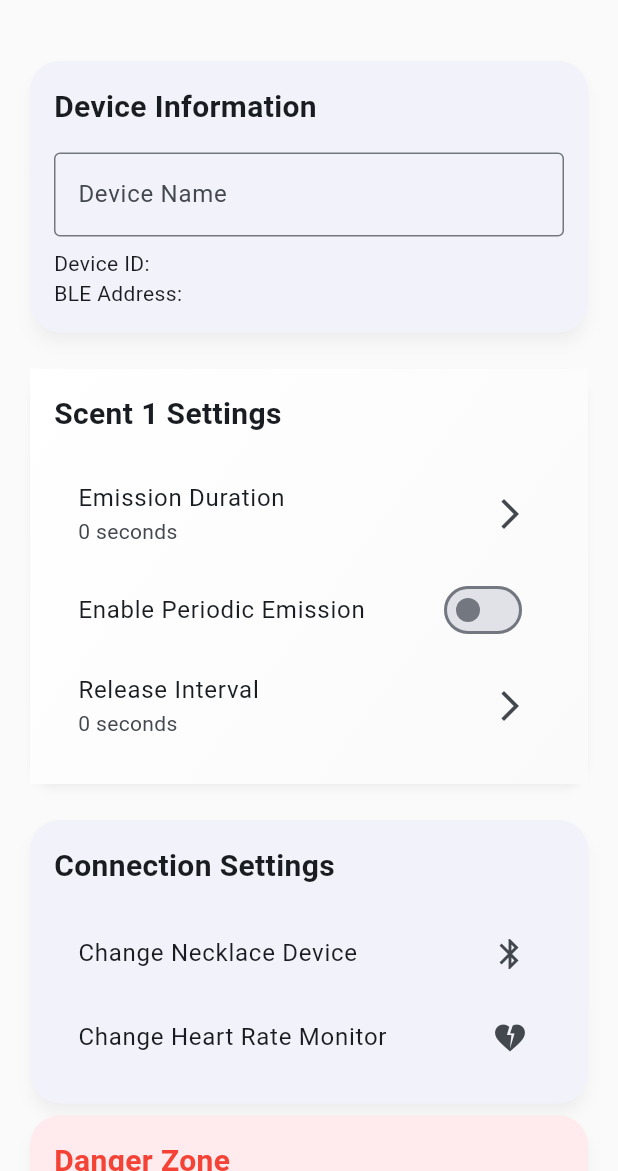
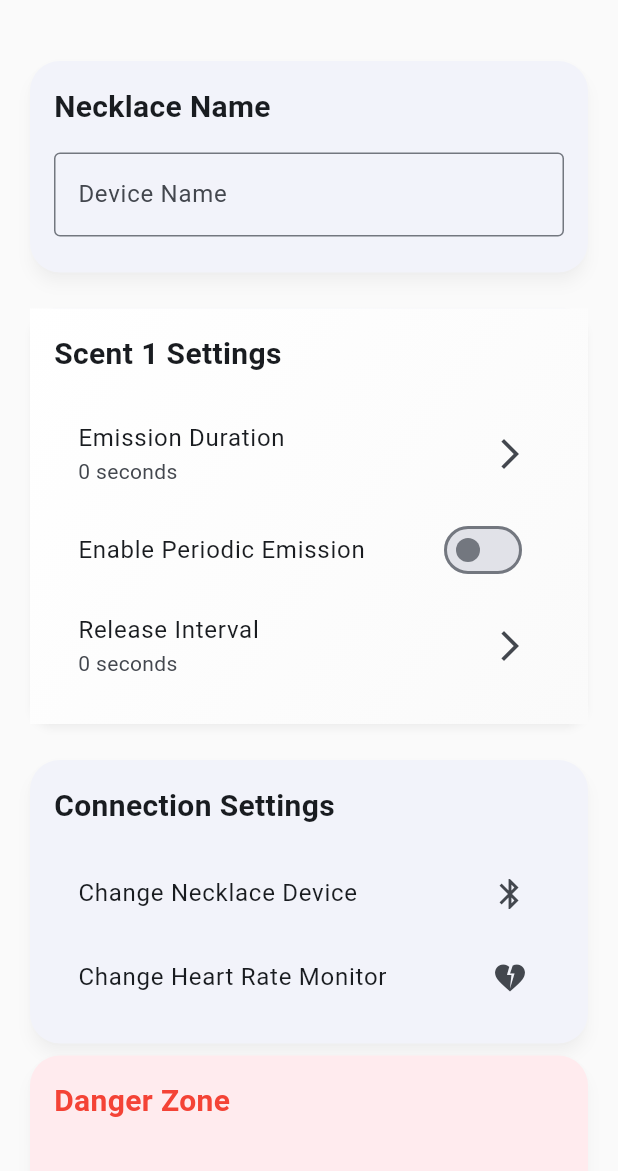
Before and after one commit to TylerHight/calming-necklace, a Flutter app: the SettingsScreen screen opened directly with empty values, on a phone screen of 412 x 824 dp, the part 65-1236 px from its top. Run offline on Flutter 3.47's test engine with Material 3 defaults, Android fonts, the phone set to English and light mode, and no system bars; our stand-ins replace equatable, flutter_bloc, flutter_blue_plus, logger, numberpicker, sqflite; accounts and stored records are empty.

Commit message:
renamed 'Device Information' to 'Necklace Name' and removed device ID and BLE Address display

```diff
--- a/lib/features/device_settings_screen/presentation/settings_screen.dart
+++ b/lib/features/device_settings_screen/presentation/settings_screen.dart
@@ -149,7 +149,7 @@ class _SettingsContentState extends State<SettingsContent> {
           crossAxisAlignment: CrossAxisAlignment.start,
           children: [
             const Text(
-              'Device Information',
+              'Necklace Name',
               style: TextStyle(
                 fontSize: 20,
                 fontWeight: FontWeight.bold,
@@ -158,8 +158,6 @@ class _SettingsContentState extends State<SettingsContent> {
             const SizedBox(height: 16),
             _buildNameField(context, state),
             const SizedBox(height: 8),
-            Text('Device ID: ${state.necklace.id}'),
-            Text('BLE Address: ${state.necklace.bleDevice}'),
           ],
         ),
       ),
```
